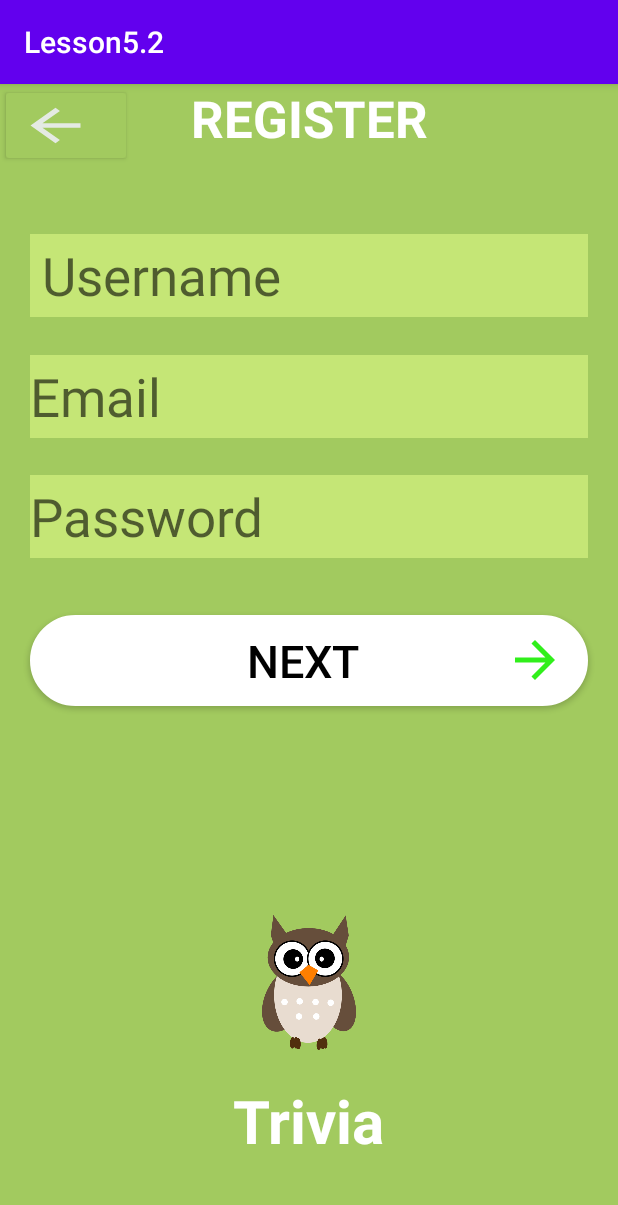
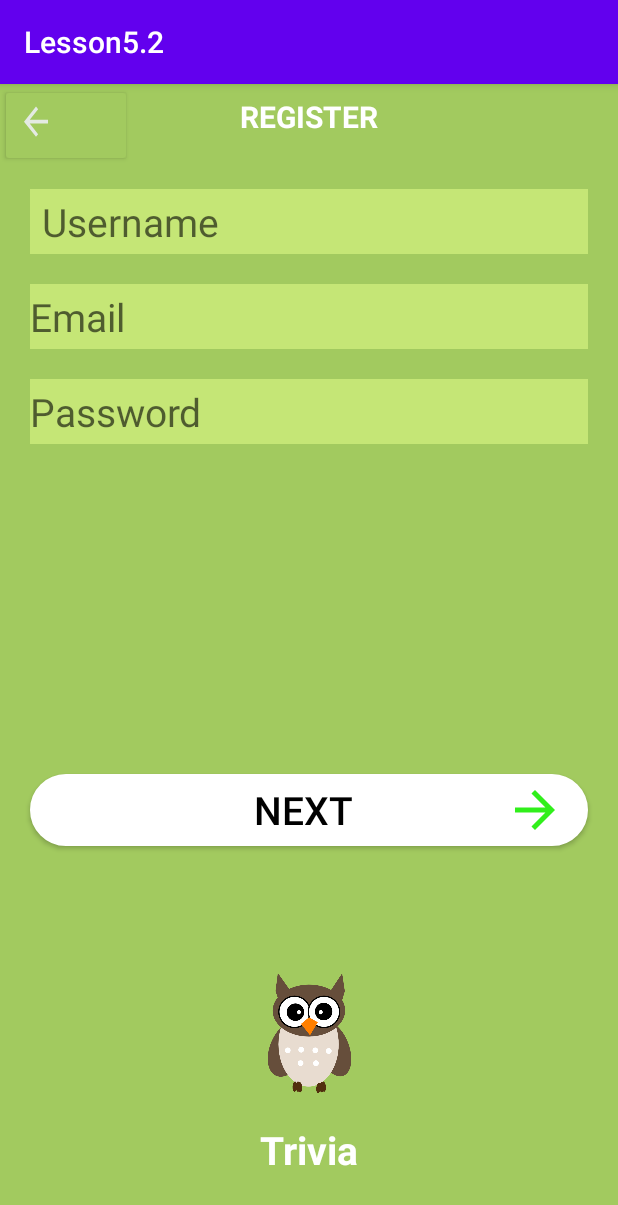
Before and after one commit to Medinaa25/homework5, an Android app: the screen it shows after launch (MainActivity), on a phone screen of 412 x 824 dp. Shown: the top 1205 px of the screen. Run offline under Robolectric (Android 15) with nearby library versions, the phone set to English and light mode, and no system bars.

Commit message:
add HomeWork

```diff
--- a/app/src/main/res/drawable/ic_arrow_left.xml
+++ b/app/src/main/res/drawable/ic_arrow_left.xml
@@ -1,5 +1,5 @@
 <vector android:height="35dp" android:tint="#E4EAE3"
-    android:viewportHeight="24" android:viewportWidth="24"
-    android:width="50dp" xmlns:android="http://schemas.android.com/apk/res/android">
+    android:viewportHeight="28" android:viewportWidth="20"
+    android:width="20dp" xmlns:android="http://schemas.android.com/apk/res/android">
     <path android:fillColor="@android:color/white" android:pathData="M20,11H7.83l5.59,-5.59L12,4l-8,8 8,8 1.41,-1.41L7.83,13H20v-2z"/>
 </vector>
--- a/app/src/main/res/layout/activity_main.xml
+++ b/app/src/main/res/layout/activity_main.xml
@@ -14,16 +14,16 @@
         app:layout_constraintEnd_toEndOf="@id/ic_logo"
         app:layout_constraintBottom_toTopOf="@id/ic_logo"
         android:src="@drawable/ic_logo"
-        android:layout_width="100dp"
-        android:layout_height="90dp"/>
+        android:layout_width="90dp"
+        android:layout_height="80dp"/>
 
 
     <TextView
         android:id="@+id/ic_logo"
-        android:layout_marginBottom="50dp"
+        android:layout_marginBottom="40dp"
         android:textStyle="bold"
         android:textColor="@color/white"
-        android:textSize="40dp"
+        android:textSize="26dp"
         app:layout_constraintStart_toStartOf="parent"
         app:layout_constraintEnd_toEndOf="parent"
         app:layout_constraintBottom_toBottomOf="parent"
@@ -41,7 +41,7 @@
         android:layout_height="wrap_content" />
 
     <Button
-        android:paddingVertical="10dp"
+        android:paddingVertical="4dp"
         android:id="@+id/button"
         android:layout_width="match_parent"
         android:layout_height="wrap_content"
@@ -53,9 +53,9 @@
         android:paddingEnd="15dp"
         android:text="NEXT"
         android:textColor="@color/black"
-        android:textSize="30sp"
+        android:textSize="26sp"
+        android:layout_marginBottom="260dp"
         app:layout_constraintBottom_toBottomOf="parent"
-        app:layout_constraintTop_toTopOf="parent"
         tools:layout_editor_absoluteX="24dp" />
 
     <EditText
@@ -64,11 +64,11 @@
         android:layout_width="match_parent"
         android:layout_height="wrap_content"
         android:layout_marginHorizontal="20dp"
-        android:layout_marginTop="100dp"
+        android:layout_marginTop="70dp"
         android:background="#C5E676"
         android:hint="Username"
         android:paddingStart="8dp"
-        android:textSize="35sp"
+        android:textSize="26sp"
         app:layout_constraintTop_toTopOf="parent"
         app:layout_constraintEnd_toEndOf="@id/email"
         app:layout_constraintStart_toStartOf="@id/email" />
@@ -79,11 +79,11 @@
         android:id="@+id/email"
         android:layout_width="match_parent"
         android:layout_height="wrap_content"
+        android:layout_marginTop="20dp"
         android:layout_marginHorizontal="20dp"
         android:hint="Email"
-        android:textSize="35sp"
+        android:textSize="26sp"
         app:layout_constraintTop_toBottomOf="@id/editText"
-        app:layout_constraintBottom_toTopOf="@id/password"
         app:layout_constraintEnd_toEndOf="@id/password"
         app:layout_constraintStart_toStartOf="@id/password" />
 
@@ -94,10 +94,10 @@
         android:layout_width="match_parent"
         android:layout_height="wrap_content"
         android:layout_marginHorizontal="20dp"
-        android:layout_marginBottom="38dp"
+        android:layout_marginTop="20sp"
         android:hint="Password"
-        android:textSize="35sp"
-        app:layout_constraintBottom_toTopOf="@id/button"
+        android:textSize="26sp"
+        app:layout_constraintTop_toBottomOf="@id/email"
         app:layout_constraintEnd_toEndOf="@id/button"
         app:layout_constraintHorizontal_bias="0.0"
         app:layout_constraintStart_toStartOf="@id/button" />
@@ -108,8 +108,9 @@
         android:layout_height="wrap_content"
         android:text="REGISTER"
         android:textColor="@color/white"
-        android:textSize="34sp"
+        android:textSize="20sp"
         android:textStyle="bold"
+        android:layout_marginTop="8dp"
         app:layout_constraintEnd_toEndOf="parent"
         app:layout_constraintStart_toStartOf="parent"
         app:layout_constraintTop_toTopOf="parent" />
```
